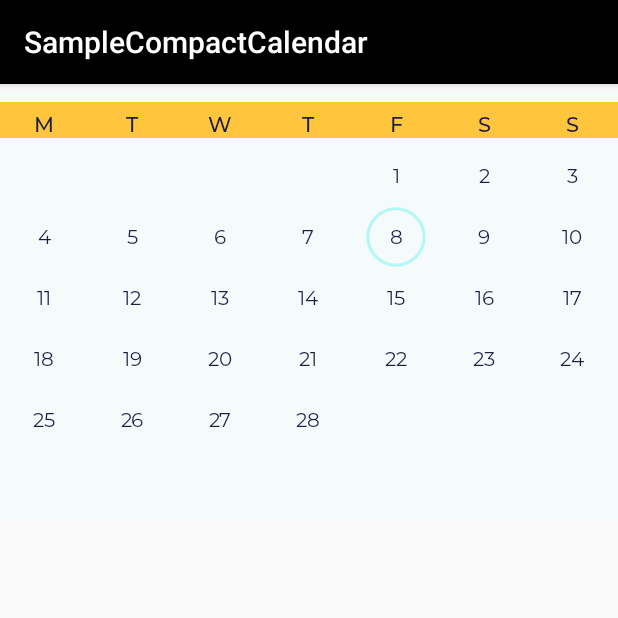
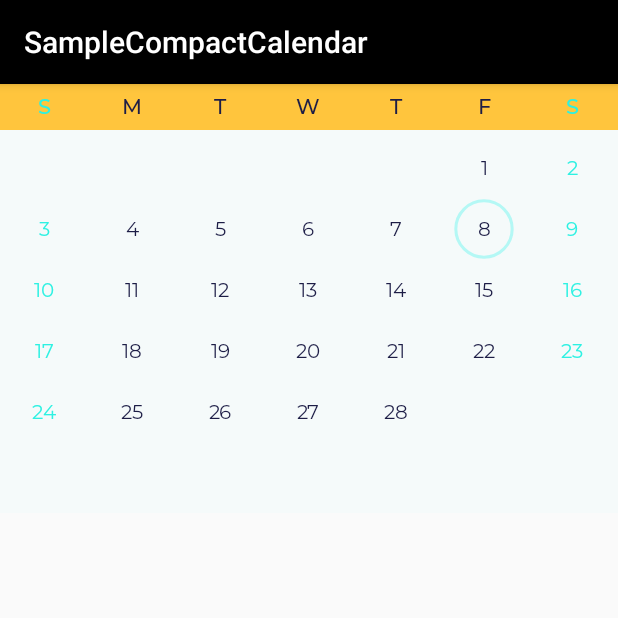
Before and after one commit to mssaravanan/CustomCompactCalendar, an Android app: the screen it shows after launch (MainActivity), on a phone screen of 412 x 824 dp, the top half of it. Run offline under Robolectric (Android 15) with nearby library versions, the phone set to English and light mode, and no system bars; our stand-ins replace sdp/ssp sizes.

Commit message:
Week Name Background color set to center

```diff
--- a/CompactCalendarLibrary/src/main/java/com/sgv/calendar/CompactCalendarController.java
+++ b/CompactCalendarLibrary/src/main/java/com/sgv/calendar/CompactCalendarController.java
@@ -900,7 +900,7 @@ class CompactCalendarController {
             weekBgPaint.setStrokeWidth(2.4f);
             weekBgPaint.setStyle(Paint.Style.STROKE);
         }
-        canvas.drawRect(0, paddingHeight/3, width, getHeightPerDay()-paddingHeight/2, weekBgPaint);
+        canvas.drawRect(0, 0, width, getHeightPerDay()-paddingHeight/2, weekBgPaint);
         //canvas.drawRect(, 3, width - 15, getHeightPerDay() - 25, weekBgPaint);
 
     }
@@ -1104,23 +1104,21 @@ class CompactCalendarController {
                     dayPaint.setColor(weekDaysTextColor);
                     //change 1 : Week end day color
                     if (isApplyWeekEndColor) {
-                        if (dayColumn == 5 || dayColumn == 6) {
+                        if (dayColumn == Calendar.SUNDAY-1 || dayColumn == Calendar.SATURDAY-1) {
                             dayPaint.setColor(weekEndDaysTextColor);
                         }
                     }
-                    if(dayColumn == 6) {
+                    if(dayColumn == 6&&isDisplayMonthName) {
                         Paint monthPaint = dayPaint;
                         monthPaint.setTypeface(typefaceMonthText);
                         monthPaint.setColor(monthNameTextColor);
                         monthPaint.setTextSize(textMonthNameSize);
-                        if(isDisplayMonthName) {
                             String monthName = currentCalender.getDisplayName(Calendar.MONTH, Calendar.SHORT, Locale.getDefault());
                             canvas.drawText(monthName, xPosition, (dayRow * heightPerDay + paddingHeight) + heightPerDay, monthPaint);
-                        }
                     }
                     dayPaint.setTextSize(textWeekNameSize);
                     dayPaint.setTypeface(typefaceWeekText);
-                    canvas.drawText(dayColumnNames[dayColumn].toUpperCase(), xPosition, paddingHeight + 10, dayPaint);
+                    canvas.drawText(dayColumnNames[dayColumn].toUpperCase(), xPosition, paddingHeight, dayPaint);
 
                 }
             } else {
--- a/CompactCalendarLibrary/src/main/java/com/sgv/calendar/CompactCalendarView.java
+++ b/CompactCalendarLibrary/src/main/java/com/sgv/calendar/CompactCalendarView.java
@@ -176,7 +176,7 @@ public class CompactCalendarView extends View {
         return compactCalendarController.getFirstDayOfCurrentMonth();
     }
 
-    public Date getSecectedDayOfCurrentMonth(){
+    public Date getSelectedDayOfCurrentMonth(){
         return compactCalendarController.getSelectedDate();
     }
 
--- a/app/src/main/java/com/samplecompactcalendar/MainActivity.kt
+++ b/app/src/main/java/com/samplecompactcalendar/MainActivity.kt
@@ -2,11 +2,14 @@ package com.samplecompactcalendar
 
 import android.support.v7.app.AppCompatActivity
 import android.os.Bundle
+import kotlinx.android.synthetic.main.activity_main.*
+import java.util.*
 
 class MainActivity : AppCompatActivity() {
 
     override fun onCreate(savedInstanceState: Bundle?) {
         super.onCreate(savedInstanceState)
         setContentView(R.layout.activity_main)
+        compactcalendar_view.setFirstDayOfWeek(Calendar.SUNDAY)
     }
 }
--- a/app/src/main/res/layout/activity_main.xml
+++ b/app/src/main/res/layout/activity_main.xml
@@ -12,7 +12,6 @@
             android:id="@+id/compactcalendar_view"
             android:layout_width="fill_parent"
             android:layout_height="@dimen/_220sdp"
-            android:layout_marginTop="@dimen/_4sdp"
             app:compactCalendarMinYear="@dimen/min_year"
             app:compactCalendarMaxYear="@dimen/max_year"
             app:compactCalendarBackgroundColor="@color/app_background"
@@ -31,10 +30,11 @@
             app:compactCalendarDateTextSize="@dimen/_10sdp"
             app:compactCalendarMonthTextSize="@dimen/_12sdp"
             app:compactCalendarWeekTextSize="@dimen/_11sdp"
+            app:compactCalendarApplyWeekEndColor="true"
             app:compactCalendarWeekBackgroundStyle="fill"
             app:compactCalendarDisplayMonthName="false"
             app:compactCalendarWeekDaysTextColor="@color/app_text_light_black_color"
-            app:compactCalendarWeekEndDaysTextColor="@color/app_text_light_black_color"
+            app:compactCalendarWeekEndDaysTextColor="@color/app_blue_color"
             app:compactCalendarWeekNamesBackgroundColor="@color/rating_bar_yellow_color"
             app:layout_constraintEnd_toEndOf="parent"
             app:layout_constraintStart_toStartOf="parent"
```
